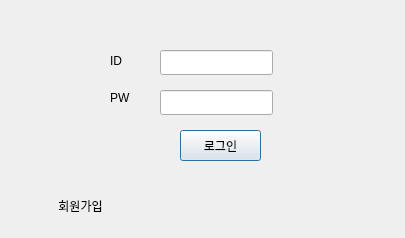
Before: the Qt Designer form login.ui in opencv-4team/opencv, drawn with Qt 5.
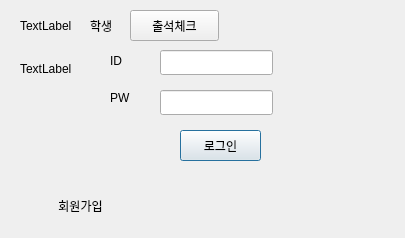
After: the same form once the commit is applied.

Commit message: pyqt에서 웹캠영상 띄우기

Patch:
```diff
--- a/login.ui
+++ b/login.ui
@@ -88,6 +88,58 @@
     <string>회원가입</string>
    </property>
   </widget>
+  <widget class="QLabel" name="loginid">
+   <property name="geometry">
+    <rect>
+     <x>20</x>
+     <y>10</y>
+     <width>67</width>
+     <height>31</height>
+    </rect>
+   </property>
+   <property name="text">
+    <string>TextLabel</string>
+   </property>
+  </widget>
+  <widget class="QLabel" name="stu">
+   <property name="geometry">
+    <rect>
+     <x>90</x>
+     <y>10</y>
+     <width>67</width>
+     <height>31</height>
+    </rect>
+   </property>
+   <property name="text">
+    <string>학생</string>
+   </property>
+  </widget>
+  <widget class="QPushButton" name="check_btn">
+   <property name="geometry">
+    <rect>
+     <x>130</x>
+     <y>10</y>
+     <width>89</width>
+     <height>31</height>
+    </rect>
+   </property>
+   <property name="text">
+    <string>출석체크</string>
+   </property>
+  </widget>
+  <widget class="QLabel" name="label">
+   <property name="geometry">
+    <rect>
+     <x>20</x>
+     <y>60</y>
+     <width>67</width>
+     <height>17</height>
+    </rect>
+   </property>
+   <property name="text">
+    <string>TextLabel</string>
+   </property>
+  </widget>
  </widget>
  <resources/>
  <connections/>
```
Left out of the diff: 4 changed lines with no effect on the pictures. The commit also changes 2 other files.
